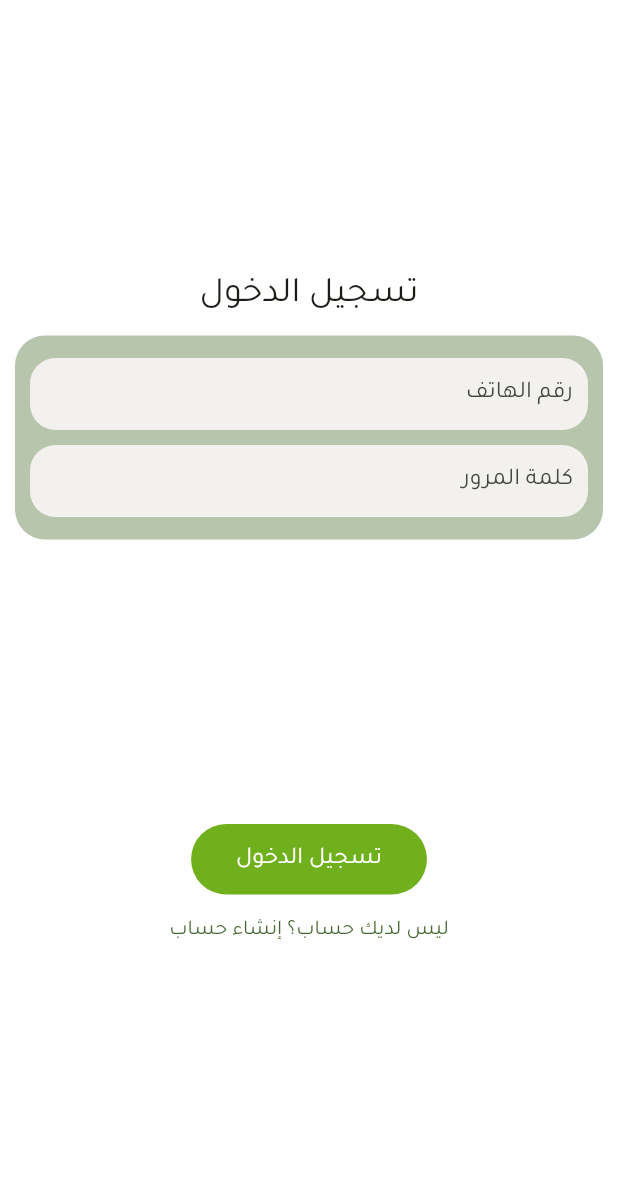
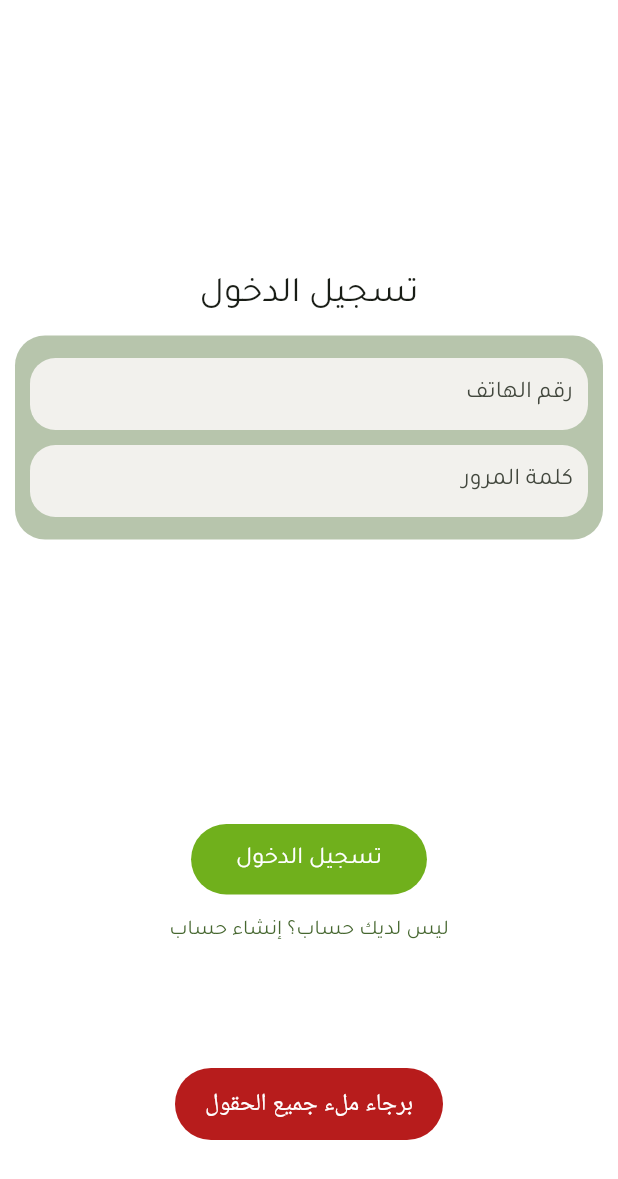
Before and after one commit to iskepr/Tollabi, a Flutter app: the screen it shows after launch, after a tap on "ابدا الان", after a tap on "تسجيل الدخول", on a phone screen of 412 x 824 dp. Shown: the top 1179 px of the screen. Run offline on Flutter 3.47's test engine with Material 3 defaults, Android fonts, the light colour scheme and no system bars; our stand-ins replace flutter_otp_text_field, fluttertoast, lucide_icons_flutter, shared_preferences, sqflite, sqflite_common_ffi; missing offline and left inert: day_night_time_picker; accounts and stored records are empty.

Commit message:
تحسينات بسيطة

```diff
--- a/lib/core/data/all.dart
+++ b/lib/core/data/all.dart
@@ -170,7 +170,7 @@ class AppData extends ChangeNotifier {
 
       if (timeGroup.id == null || timeGroup.id == 0) {
         await MySqfLite().insert("time_groups", data);
-        print("تم إضافة موعد جديد");
+        debugPrint("تم إضافة موعد جديد");
       } else {
         await MySqfLite().update(
           "time_groups",
@@ -178,7 +178,7 @@ class AppData extends ChangeNotifier {
           whereClause: "id = ?",
           whereArgs: [timeGroup.id],
         );
-        print("تم تعديل موعد");
+        debugPrint("تم تعديل موعد");
       }
     }
 
--- a/lib/core/widgets/inputs/custom_checkbox.dart
+++ b/lib/core/widgets/inputs/custom_checkbox.dart
@@ -19,9 +19,9 @@ class CustomCheckbox extends StatelessWidget {
         height: 20,
         margin: EdgeInsets.all(5),
         decoration: BoxDecoration(
-          color: value == "true" ? ThemeColors.fourth : Colors.transparent,
+          color: value == "true" ? ThemeColors.third : Colors.transparent,
           border: Border.all(
-            color: value == "true" ? ThemeColors.fourth : ThemeColors.secondary,
+            color: value == "true" ? ThemeColors.third : ThemeColors.secondary,
           ),
           borderRadius: BorderRadius.circular(7),
         ),
--- a/lib/features/auth/presentation/views/widgets/login_view.dart
+++ b/lib/features/auth/presentation/views/widgets/login_view.dart
@@ -77,14 +77,22 @@ class _LoginViewState extends State<LoginView> {
                 padding: EdgeInsets.symmetric(horizontal: 30, vertical: 12),
                 title: isLogin ? "تسجيل الدخول" : "إنشاء حساب",
                 onTap: () async {
+                  final phone = c["phone"]!.text.trim();
+                  final pass = c["pass"]!.text.trim();
+                  final name = c["name"]!.text.trim();
+
+                  if (phone.isEmpty || pass.isEmpty || (!isLogin && name.isEmpty)) {
+                    showMessage(context, "برجاء ملء جميع الحقول", isError: true);
+                    return;
+                  }
+
                   final prefs = await SharedPreferences.getInstance();
                   if (isLogin) {
                     final userData = prefs.getString("user_data");
 
                     if (userData != null) {
                       final data = jsonDecode(userData);
-                      if (data["phone"] == c["phone"]!.text.trim() &&
-                          data["pass"] == c["pass"]!.text.trim()) {
+                      if (data["phone"] == phone && data["pass"] == pass) {
                         await prefs.setString("app_status", "isLogin");
 
                         if (context.mounted) {
@@ -97,7 +105,7 @@ class _LoginViewState extends State<LoginView> {
                         }
                       } else {
                         if (context.mounted) {
-                          if (data["phone"] != c["phone"]!.text.trim()) {
+                          if (data["phone"] != phone) {
                             showMessage(
                               context,
                               "رقم الهاتف غير صحيح",
@@ -105,7 +113,7 @@ class _LoginViewState extends State<LoginView> {
                             );
                             return;
                           }
-                          if (data["pass"] != c["pass"]!.text.trim()) {
+                          if (data["pass"] != pass) {
                             showMessage(
                               context,
                               "كلمة المرور غير صحيحة",
@@ -115,10 +123,17 @@ class _LoginViewState extends State<LoginView> {
                           }
                         }
                       }
+                    } else {
+                      if (context.mounted) {
+                        showMessage(context, "الحساب غير موجود، برجاء إنشاء حساب", isError: true);
+                      }
                     }
                   } else {
+                    if (phone.length < 11) {
+                      showMessage(context, "رقم الهاتف غير صحيح", isError: true);
+                      return;
+                    }
                     try {
-                      final phone = c["phone"]!.text.trim();
                       final code = phone
                           .substring(phone.length - 4)
                           .split("")
@@ -128,9 +143,9 @@ class _LoginViewState extends State<LoginView> {
                       await prefs.setString(
                         'user_data',
                         jsonEncode({
-                          "name": c["name"]!.text.trim(),
-                          "phone": c["phone"]!.text.trim(),
-                          "pass": c["pass"]!.text.trim(),
+                          "name": name,
+                          "phone": phone,
+                          "pass": pass,
                           "code": code,
                           "created_time": DateTime.now().toString(),
                         }),
@@ -148,7 +163,7 @@ class _LoginViewState extends State<LoginView> {
                         );
                       }
                     } catch (e) {
-                      print(e);
+                      debugPrint(e.toString());
                     }
                   }
                 },
--- a/lib/features/dashboard/data/data.dart
+++ b/lib/features/dashboard/data/data.dart
@@ -6,8 +6,6 @@ import 'package:provider/provider.dart';
 List<AnalysisEntity> calculateAnalysis(BuildContext context) {
   final data = Provider.of<AppData>(context, listen: false);
   final now = DateTime.now();
-
-  print(data.students.length);
 
   double expMonth = _sumExpenses(
     data.expenses,
--- a/lib/features/expenses/presentation/views/widgets/add_expenses.dart
+++ b/lib/features/expenses/presentation/views/widgets/add_expenses.dart
@@ -1,5 +1,6 @@
 import 'package:tollabi/core/data/all.dart';
 import 'package:tollabi/core/data/typs.dart';
+import 'package:tollabi/core/functions/show_message.dart';
 import 'package:tollabi/core/widgets/custom_bottom_sheet.dart';
 import 'package:tollabi/core/widgets/inputs/custom_button.dart';
 import 'package:tollabi/core/widgets/inputs/input.dart';
@@ -63,6 +64,7 @@ class _AddExpensesState extends State<AddExpenses> {
               );
 
               if (context.mounted) Navigator.pop(context);
+              showMessage(context, "تم اضافة المصروف بنجاح");
             },
           ),
           const SizedBox(height: 20),
--- a/lib/features/groups/presentation/views/widgets/add_score.dart
+++ b/lib/features/groups/presentation/views/widgets/add_score.dart
@@ -2,6 +2,7 @@ import 'package:tollabi/core/data/all.dart';
 import 'package:tollabi/core/data/typs.dart';
 import 'package:tollabi/core/Theme/colors.dart';
 import 'package:tollabi/core/Theme/text_styles.dart';
+import 'package:tollabi/core/functions/show_message.dart';
 import 'package:tollabi/core/utils/format.dart';
 import 'package:tollabi/core/widgets/custom_bottom_sheet.dart';
 import 'package:tollabi/core/widgets/inputs/custom_button.dart';
@@ -117,13 +118,13 @@ class _AddScoreState extends State<AddScore> {
             title: "إضافة",
             onTap: () {
               if (attendID != null) {
-                // بنستخدم الـ data والـ attendID اللي جبناهم فوق مرة واحدة
                 data.addGrade(
                   attendID!,
                   double.tryParse(gradeController.text) ?? 0.0,
                 );
               }
               Navigator.pop(context);
+              showMessage(context, "تم اضافة الدرجة بنجاح");
             },
           ),
         ],
--- a/lib/features/groups/presentation/views/widgets/add_students_in_group.dart
+++ b/lib/features/groups/presentation/views/widgets/add_students_in_group.dart
@@ -65,7 +65,6 @@ class AddStudentsInGroup extends StatelessWidget {
                                                   .id)
                                         .toString(),
                               onChanged: (val) {
-                                print(val);
                                 if (val == "true") {
                                   data.students[index].groupID = group.id;
                                 } else {
--- a/lib/features/groups/presentation/views/widgets/edit_group.dart
+++ b/lib/features/groups/presentation/views/widgets/edit_group.dart
@@ -222,6 +222,7 @@ class _EditGroupState extends State<EditGroup> {
                   );
 
                   if (context.mounted) Navigator.pop(context);
+                  showMessage(context, "تم تعديل بيانات المجموعة بنجاح");
                 },
               ),
             ],
--- a/lib/features/students/presentation/views/widgets/add_student.dart
+++ b/lib/features/students/presentation/views/widgets/add_student.dart
@@ -1,5 +1,6 @@
 import 'package:tollabi/core/data/all.dart';
 import 'package:tollabi/core/data/typs.dart';
+import 'package:tollabi/core/functions/show_message.dart';
 import 'package:tollabi/core/widgets/custom_bottom_sheet.dart';
 import 'package:tollabi/core/widgets/inputs/custom_button.dart';
 import 'package:tollabi/core/widgets/inputs/input.dart';
@@ -47,6 +48,7 @@ class _AddStudState extends State<AddStud> {
                 ),
               );
               Navigator.pop(context);
+              showMessage(context, "تم اضافة الطالب بنجاح");
             },
           ),
         ],
--- a/lib/features/students/presentation/views/widgets/edit_student.dart
+++ b/lib/features/students/presentation/views/widgets/edit_student.dart
@@ -1,6 +1,7 @@
 import 'package:tollabi/core/data/all.dart';
 import 'package:tollabi/core/data/typs.dart';
 import 'package:tollabi/core/Theme/text_styles.dart';
+import 'package:tollabi/core/functions/show_message.dart';
 import 'package:tollabi/core/widgets/custom_bottom_sheet.dart';
 import 'package:tollabi/core/widgets/inputs/custom_button.dart';
 import 'package:tollabi/core/widgets/inputs/input.dart';
@@ -43,6 +44,7 @@ class EditStud extends StatelessWidget {
           Input(
             title: "الهاتف",
             value: studentData.phone,
+            type: "number",
             controller: c["phone"]!,
           ),
           Consumer<AppData>(
@@ -86,6 +88,7 @@ class EditStud extends StatelessWidget {
                 ),
               );
               Navigator.pop(context);
+              showMessage(context, "تم تعديل بيانات الطالب بنجاح");
             },
           ),
         ],
```
Also changed, not shown: lib/features/attendances/presentation/views/widgets/add_attendances.dart (+9 -0 lines), lib/features/dashboard/presentation/views/widgets/dash_body.dart (+19 -2 lines), lib/features/groups/presentation/views/widgets/add_group.dart (+19 -3 lines).
